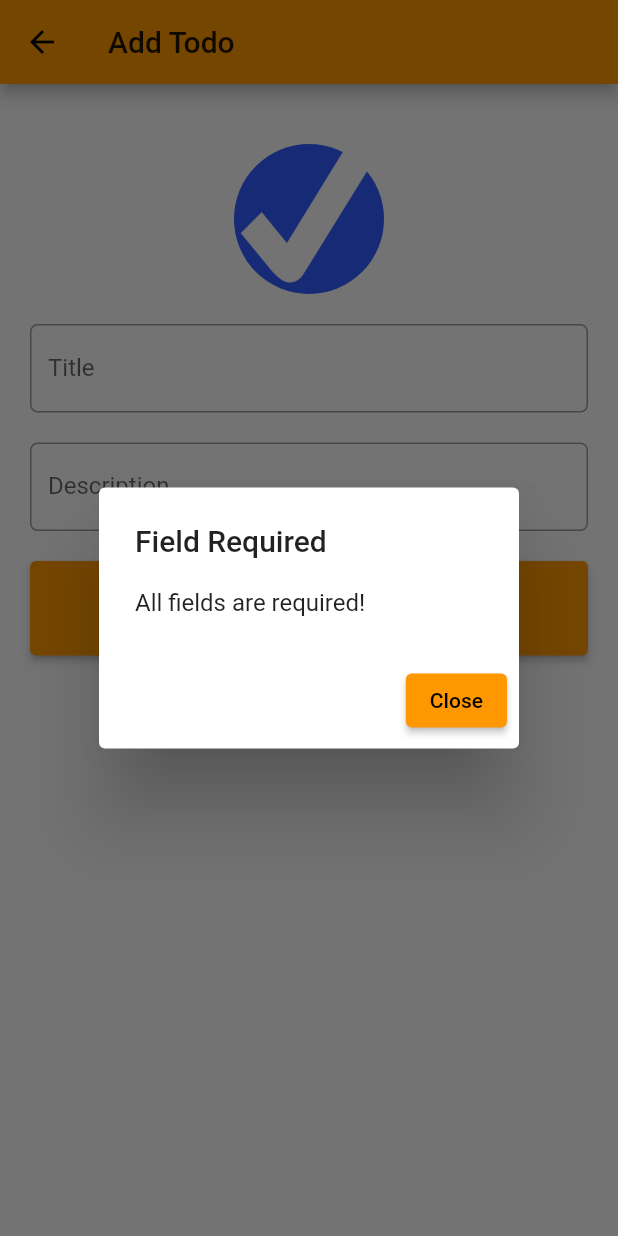
After one commit to utkarsh-777/Object_Detection_App, a Flutter app: the AddTodos screen opened directly, after a tap on "Add", on a phone screen of 412 x 824 dp. The commit adds this screen. Run offline on Flutter 3.47's test engine with Material 2 defaults, Android fonts, the phone set to English and light mode, and no system bars; our stand-ins replace camera, firebase_auth, firebase_core, firebase_database, firebase_storage, image_picker; missing offline and left inert: tflite; accounts and stored records are empty.

Commit message:
todo implemented

```diff
--- a/lib/main.dart
+++ b/lib/main.dart
@@ -4,6 +4,7 @@ import 'package:flutter/material.dart';
 import 'package:object_detection/screens/SignInPage.dart';
 import 'package:object_detection/screens/SignUpPage.dart';
 import 'package:object_detection/homepage.dart';
+import 'package:object_detection/screens/Todos.dart';
 
 List<CameraDescription> cameras;
 
@@ -31,7 +32,8 @@ class _MyAppState extends State<MyApp> {
       routes: <String, WidgetBuilder>{
         "/signup": (BuildContext context) => SignUpPage(),
         "/signin": (BuildContext context) => SignInPage(),
-        "/home": (BuildContext context) => Homepage(cameras: cameras)
+        "/home": (BuildContext context) => Homepage(cameras: cameras),
+        "/todos": (BuildContext context) => Todos(),
       },
     );
   }
--- /dev/null
+++ b/lib/model/Todo.dart
@@ -0,0 +1,46 @@
+import 'package:firebase_database/firebase_database.dart';
+
+class Todo {
+  String _id;
+  String _title;
+  String _description;
+  String _photoUrl;
+  bool _isCompleted;
+
+  //constructor for add
+  Todo(this._title, this._description, this._photoUrl, this._isCompleted);
+
+  //constructor for edit
+  Todo.withId(this._id, this._title, this._description, this._photoUrl,
+      this._isCompleted);
+
+  //getters
+  String get id => this._id;
+  String get title => this._title;
+  String get description => this._description;
+  bool get isCompleted => this._isCompleted;
+  String get photoUrl => this._photoUrl;
+
+  //setters
+  set title(String title) => this._title = title;
+  set description(String description) => this._description = description;
+  set isCompleted(bool isCompleted) => this._isCompleted = isCompleted;
+  set photoUrl(String photoUrl) => this._photoUrl = photoUrl;
+
+  Todo.fromSnapshot(DataSnapshot snapshot) {
+    this._id = snapshot.key;
+    this._title = snapshot.value['title'];
+    this._description = snapshot.value['description'];
+    this._isCompleted = snapshot.value['isCompleted'];
+    this._photoUrl = snapshot.value['photoUrl'];
+  }
+
+  Map<String, dynamic> toJson() {
+    return {
+      "title": _title,
+      "description": _description,
+      "isCompleted": _isCompleted,
+      "photoUrl": _photoUrl,
+    };
+  }
+}
--- /dev/null
+++ b/lib/screens/AddTodos.dart
@@ -0,0 +1,157 @@
+import 'package:flutter/material.dart';
+import 'package:object_detection/model/Todo.dart';
+import 'package:firebase_database/firebase_database.dart';
+import 'package:image_picker/image_picker.dart';
+import 'dart:io';
+import 'package:firebase_storage/firebase_storage.dart';
+import 'package:path/path.dart';
+
+class AddTodos extends StatefulWidget {
+  AddTodos({Key key}) : super(key: key);
+
+  @override
+  _AddTodosState createState() => _AddTodosState();
+}
+
+class _AddTodosState extends State<AddTodos> {
+  DatabaseReference _databaseReference = FirebaseDatabase.instance.reference();
+
+  String _title = '';
+  String _description = '';
+  String _photoUrl = 'empty';
+  bool _isCompleted = false;
+
+  navigateToLastScreen(BuildContext context) {
+    Navigator.pop(context);
+  }
+
+  saveTodo(BuildContext context) async {
+    if (_title.isNotEmpty && _description.isNotEmpty && _photoUrl.isNotEmpty) {
+      Todo todo = Todo(_title, _description, _photoUrl, _isCompleted);
+      await _databaseReference.push().set(todo.toJson());
+      navigateToLastScreen(context);
+    } else {
+      showDialog(
+          context: context,
+          builder: (BuildContext context) {
+            return AlertDialog(
+              title: Text("Field Required"),
+              content: Text("All fields are required!"),
+              actions: <Widget>[
+                ElevatedButton(
+                    onPressed: () {
+                      Navigator.of(context).pop();
+                    },
+                    child: Text('Close'))
+              ],
+            );
+          });
+    }
+  }
+
+  Future pickImage() async {
+    PickedFile file = await ImagePicker().getImage(
+        source: ImageSource.gallery, maxHeight: 200.0, maxWidth: 200.0);
+    File photo = File(file.path);
+    String fileName = basename(photo.path);
+    uploadImage(photo, fileName);
+  }
+
+  void uploadImage(file, fileName) async {
+    Reference _storageReference =
+        FirebaseStorage.instance.ref().child(fileName);
+    _storageReference.putFile(file).whenComplete(() {
+      setState(() async {
+        _photoUrl = await _storageReference.getDownloadURL();
+      });
+    });
+  }
+
+  getImage() {
+    if (_photoUrl == "empty") {
+      return AssetImage("assets/todo.png");
+    } else {
+      return NetworkImage(_photoUrl);
+    }
+  }
+
+  @override
+  Widget build(BuildContext context) {
+    return Scaffold(
+      appBar: AppBar(
+        title: Text('Add Todo'),
+      ),
+      body: Container(
+        child: Padding(
+          padding: EdgeInsets.all(20.0),
+          child: ListView(
+            children: [
+              Container(
+                margin: EdgeInsets.only(top: 20.0),
+                child: GestureDetector(
+                  onTap: () {
+                    this.pickImage();
+                  },
+                  child: Center(
+                    child: Container(
+                      width: 100.0,
+                      height: 100.0,
+                      decoration: BoxDecoration(
+                          shape: BoxShape.circle,
+                          image: DecorationImage(
+                              fit: BoxFit.cover, image: getImage())),
+                    ),
+                  ),
+                ),
+              ),
+              Container(
+                margin: EdgeInsets.only(top: 20.0),
+                child: TextField(
+                  onChanged: (value) {
+                    setState(() {
+                      this._title = value;
+                    });
+                  },
+                  decoration: InputDecoration(
+                    labelText: 'Title',
+                    border: OutlineInputBorder(
+                        borderRadius: BorderRadius.circular(5.0)),
+                  ),
+                ),
+              ),
+              Container(
+                margin: EdgeInsets.only(top: 20.0),
+                child: TextField(
+                  onChanged: (value) {
+                    setState(() {
+                      this._description = value;
+                    });
+                  },
+                  decoration: InputDecoration(
+                    labelText: 'Description',
+                    border: OutlineInputBorder(
+                        borderRadius: BorderRadius.circular(5.0)),
+                  ),
+                ),
+              ),
+              Container(
+                padding: EdgeInsets.only(top: 20.0),
+                child: ElevatedButton(
+                  style: ElevatedButton.styleFrom(
+                      padding: EdgeInsets.fromLTRB(100, 20, 100, 20)),
+                  onPressed: () {
+                    saveTodo(context);
+                  },
+                  child: Text(
+                    'Add',
+                    style: TextStyle(fontSize: 20.0),
+                  ),
+                ),
+              )
+            ],
+          ),
+        ),
+      ),
+    );
+  }
+}
--- a/lib/screens/SignInPage.dart
+++ b/lib/screens/SignInPage.dart
@@ -13,7 +13,7 @@ class _SignInPageState extends State<SignInPage> {
   String _email, _password;
 
   checkAuthentication() async {
-    _auth.authStateChanges().listen((user) async {
+    _auth.authStateChanges().listen((user) {
       if (user != null) {
         Navigator.pushReplacementNamed(context, "/home");
       }
@@ -36,6 +36,7 @@ class _SignInPageState extends State<SignInPage> {
       try {
         UserCredential user = await _auth.signInWithEmailAndPassword(
             email: _email, password: _password);
+        this.checkAuthentication();
       } catch (error) {
         showError(error.toString());
       }
--- a/lib/screens/SignUpPage.dart
+++ b/lib/screens/SignUpPage.dart
@@ -150,7 +150,7 @@ class _SignUpPageState extends State<SignUpPage> {
                           ),
                           onPressed: signUp,
                           child: Text(
-                            'Sign In',
+                            'Sign Up',
                             style: TextStyle(color: Colors.white, fontSize: 20),
                           ),
                         ),
--- a/pubspec.yaml
+++ b/pubspec.yaml
@@ -33,6 +33,8 @@ dependencies:
   camera: ^0.5.8+7
   firebase_auth: ^2.0.0
   firebase_core:
+  firebase_database:
+  firebase_storage:
 
 dev_dependencies:
   flutter_test:
@@ -54,6 +56,7 @@ flutter:
     - assets/models/ssd_mobilenet.tflite
     - assets/models/labels.txt
     - assets/logo.png
+    - assets/todo.png
 
   # An image asset can refer to one or more resolution-specific "variants", see
   # https://flutter.dev/assets-and-images/#resolution-aware.
```
Also changed, not shown: lib/homepage.dart (+30 -3 lines), lib/screens/EditTodos.dart (added, +286 -0 lines), lib/screens/Todos.dart (added, +106 -0 lines), assets/todo.png (added), pubspec.lock, 1 other file.
